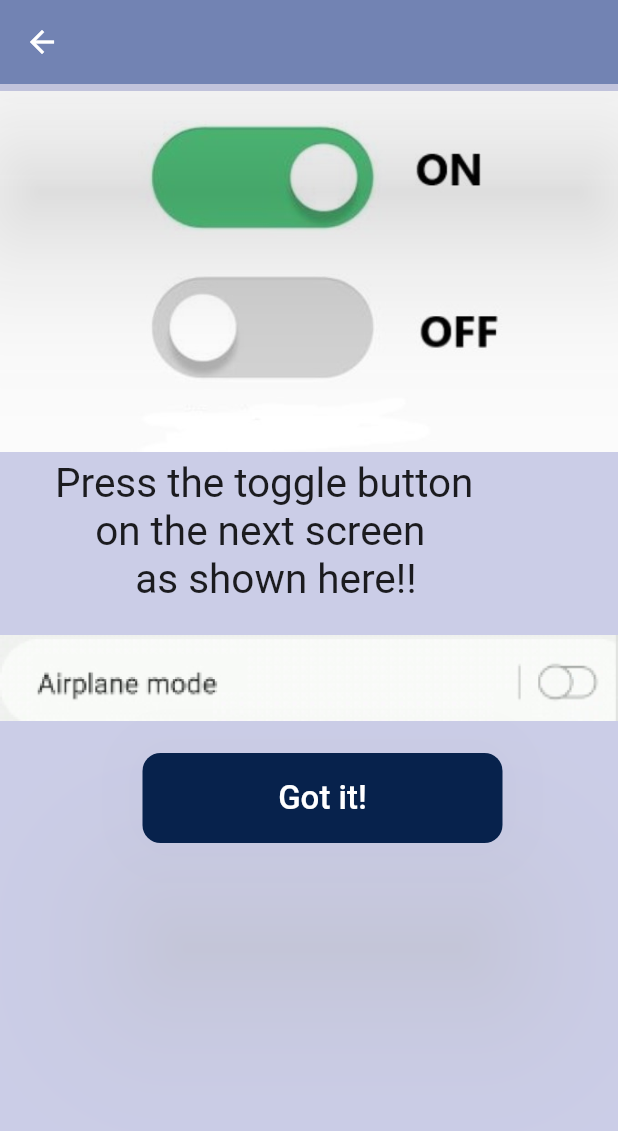
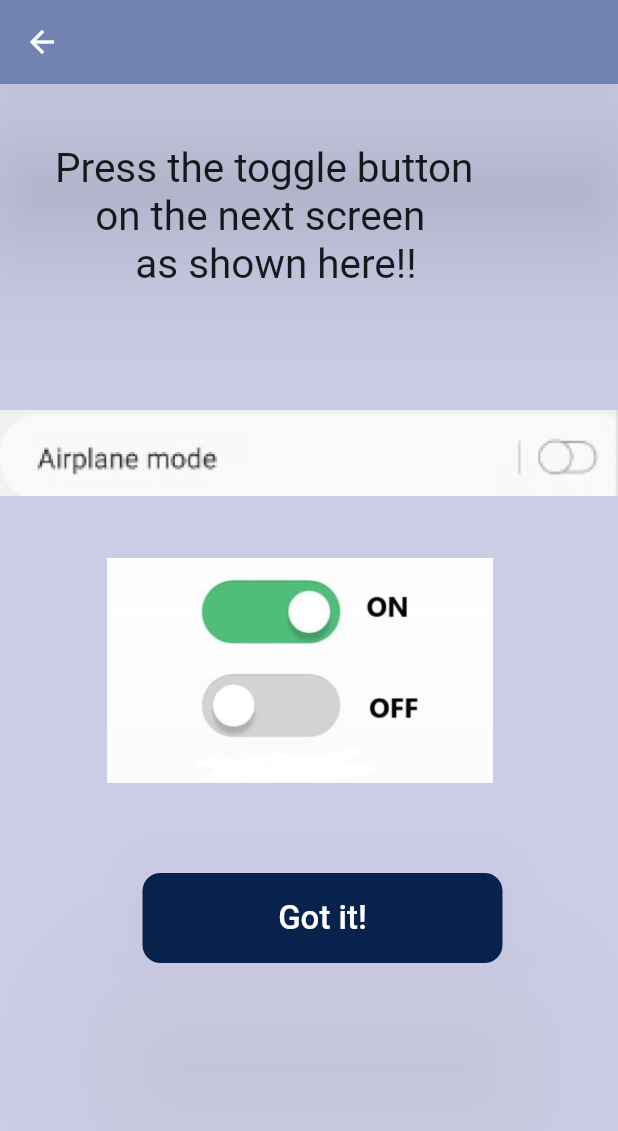
Before and after one commit to jahnavi2k/EldBud, a Flutter app: the AirplaneMode screen opened by its route, on a phone screen of 412 x 824 dp. Shown: the top 1131 px of the screen. Run offline on Flutter 3.47's test engine with Material 2 defaults, Android fonts, the phone set to English and light mode, and no system bars; missing offline and left inert: app_settings, open_settings, system_settings; Roboto replaces fonts that are missing (Mon); project files that could hold a hidden picture were left out.

Commit message:
Made changes in dimensions of images

```diff
--- a/lib/pages/airplane.dart
+++ b/lib/pages/airplane.dart
@@ -20,19 +20,8 @@ class _AirplaneModeState extends State<AirplaneMode> {
             children: [
               Row(
                 children: [
-                  Expanded(
-                      child: Image(
-                        image: AssetImage('assets/OnOff.jpg'),
-                        width: 400.0,
-                        height: 250.0,
-                      ),
-                  ),
-                ],
-              ),
-              Row(
-                children: [
                   Padding(
-                    padding: const EdgeInsets.fromLTRB(30.0, 0.0, 0.0, 10.0),
+                    padding: const EdgeInsets.fromLTRB(30.0, 40.0, 0.0, 70.0),
                     child: Text(
                       ' Press the toggle button \n     on the next screen\n         as shown here!!',
                       style: TextStyle(
@@ -43,7 +32,6 @@ class _AirplaneModeState extends State<AirplaneMode> {
                   )
                 ],
               ),
-
               Row(
                 children: [
                   Expanded(
@@ -55,10 +43,25 @@ class _AirplaneModeState extends State<AirplaneMode> {
                   )
                 ],
               ),
+
               Row(
                 children: [
                   Padding(
-                    padding: const EdgeInsets.fromLTRB(95.0, 10.0, 10.0, 0.0),
+                    padding: const EdgeInsets.fromLTRB(0.0, 30.0, 0.0, 0.0),
+                    child: Expanded(
+                        child: Image(
+                          image: AssetImage('assets/OnOff.jpg'),
+                          width: 400.0,
+                          height: 150.0,
+                        ),
+                    ),
+                  ),
+                ],
+              ),
+              Row(
+                children: [
+                  Padding(
+                    padding: const EdgeInsets.fromLTRB(95.0, 60.0, 10.0, 0.0),
                     child: Container(
                         child: ElevatedButton(
                           child: Text(
--- a/lib/pages/home.dart
+++ b/lib/pages/home.dart
@@ -106,7 +106,7 @@ class _WeProjectState extends State<WeProject> {
                               primary: Color(0xFF07224C),
                               onPrimary: Colors.white,
                               shadowColor: Colors.grey[800],
-                              elevation: 50.0,
+                              elevation: 20.0,
                               shape: RoundedRectangleBorder(
                                 borderRadius: BorderRadius.circular(12.0),
                               ),
--- a/lib/pages/mobiledata.dart
+++ b/lib/pages/mobiledata.dart
@@ -59,8 +59,8 @@ class _MobileData extends State<MobileData> {
               Expanded(
                 child: Image(
                   image: AssetImage('assets/OnOff.jpg'),
-                  width: 700.0,
-                  height: 200.0,
+                  width: 400.0,
+                  height: 150.0,
                 ),
               ),
             ],
@@ -69,7 +69,7 @@ class _MobileData extends State<MobileData> {
           Row(
             children: [
               Padding(
-                padding: const EdgeInsets.fromLTRB(95.0, 75.0, 10.0, 0.0),
+                padding: const EdgeInsets.fromLTRB(95.0, 145.0, 10.0, 0.0),
                 child: Container(
                     child: ElevatedButton(
                       child: Text(
--- a/lib/pages/wifi.dart
+++ b/lib/pages/wifi.dart
@@ -58,8 +58,8 @@ class _WifiState extends State<Wifi> {
               Expanded(
                 child: Image(
                   image: AssetImage('assets/OnOff.jpg'),
-                  width: 700.0,
-                  height: 200.0,
+                  width: 400.0,
+                  height: 150.0,
                 ),
               ),
             ],
@@ -68,7 +68,7 @@ class _WifiState extends State<Wifi> {
           Row(
             children: [
               Padding(
-                padding: const EdgeInsets.fromLTRB(95.0, 75.0, 10.0, 0.0),
+                padding: const EdgeInsets.fromLTRB(95.0, 145.0, 10.0, 0.0),
                 child: Container(
                     child: ElevatedButton(
                       child: Text(
```
